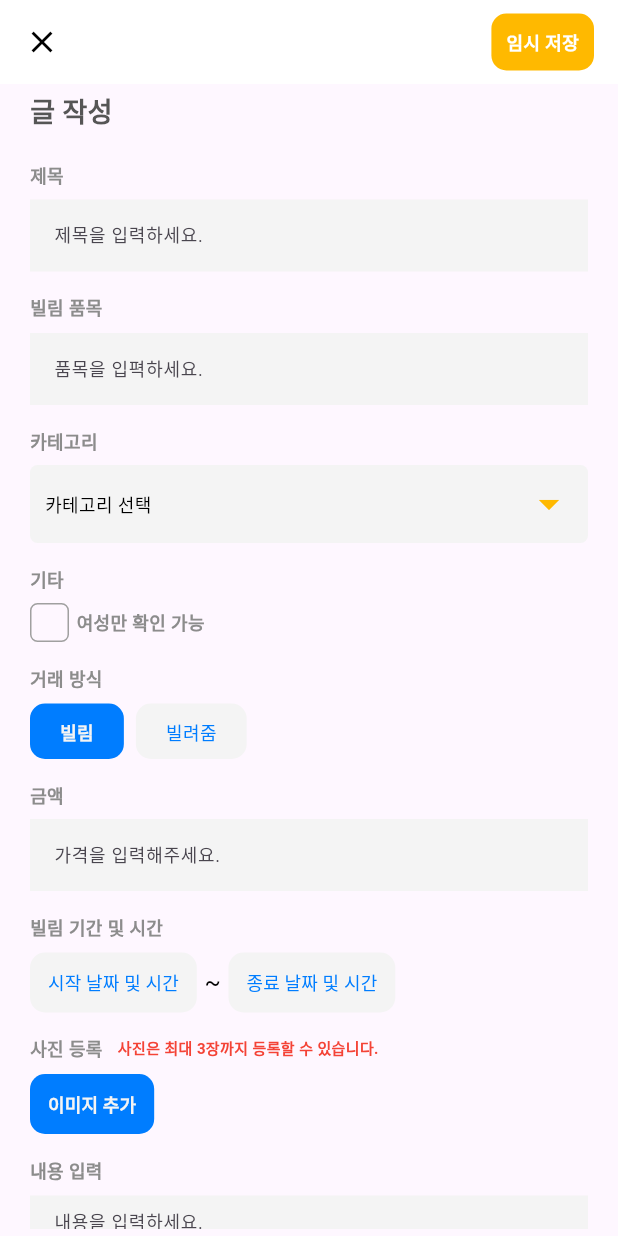
After one commit to billimiut/billimiut_app, a Flutter app: the PostEditingScreen screen opened directly, on a phone screen of 412 x 824 dp. The commit adds this screen. Run offline on Flutter 3.47's test engine with Material 3 defaults, Android fonts, the phone set to English and light mode, and no system bars; our stand-ins replace cloud_firestore, firebase_core, flutter_datetime_picker_plus, flutter_dotenv, flutter_svg, font_awesome_flutter and 5 more; accounts and stored records are empty; network calls fail.

Commit message:
edit_revise

```diff
--- a/lib/providers/posts.dart
+++ b/lib/providers/posts.dart
@@ -54,4 +54,16 @@ class Posts with ChangeNotifier {
     setAllPosts(_originPosts);
     notifyListeners();
   }
+
+  updatePost(dynamic updatedPost) {
+    int index = _originPosts
+        .indexWhere((post) => post['post_id'] == updatedPost['post_id']);
+    if (index != -1) {
+      _originPosts[index] = updatedPost;
+      setAllPosts(_originPosts);
+      notifyListeners();
+    } else {
+      print("post update error");
+    }
+  }
 }
--- a/lib/screens/emergency_screen.dart
+++ b/lib/screens/emergency_screen.dart
@@ -73,7 +73,7 @@ class _EmergencyScreenState extends State<EmergencyScreen> {
       const EmergencyScreen(), // 긴급 페이지
       const Center(child: Text('채팅 페이지')), // 채팅 페이지
       const MyPage(), // 마이페이지
-      const PostWritingScreen(), //글쓰기 페이지
+      PostWritingScreen(), //글쓰기 페이지
     ];
 
     // 홈 페이지의 내용을 정의합니다.
--- a/lib/screens/my_posts_screen.dart
+++ b/lib/screens/my_posts_screen.dart
@@ -1,6 +1,6 @@
 import 'dart:convert';
 import 'package:billimiut_app/widgets/transaction_section.dart';
-import 'package:billimiut_app/screens/post_writing_screen.dart';
+import 'package:billimiut_app/screens/post_editing_screen.dart';
 import 'package:cloud_firestore/cloud_firestore.dart';
 import 'package:flutter/material.dart';
 import 'package:billimiut_app/providers/user.dart';
@@ -203,8 +203,6 @@ class _MyPostsScreen extends State<MyPostsScreen> {
               children: myPostsList.asMap().entries.map((entry) {
                 int index = entry.key;
                 var item = entry.value;
-                print("item: $item");
-                print("인덱스: $index");
                 if (index < myPostsList.length) {
                   return ListTile(
                     contentPadding: const EdgeInsets.symmetric(
@@ -272,19 +270,18 @@ class _MyPostsScreen extends State<MyPostsScreen> {
                                     ),
                                     GestureDetector(
                                       onTap: () {
-                                        /*
+                                        //print('Icon tapped!');
                                         Navigator.push(
                                           context,
                                           MaterialPageRoute(
                                             builder: (context) =>
-                                              PostWritingScreen(
+                                                PostEditingScreen(
                                               postId: item[
                                                   'post_id'], // 수정할 글의 아이디를 전달
-                                            // 다른 필요한 정보들을 전달
+                                              info: item, // 게시물의 정보를 전달
                                             ),
                                           ),
-                                      );*/
-                                        // 수정 아이콘을 눌렀을 때의 동작 구현
+                                        );
                                       },
                                       child: item['status'] == '게시'
                                           ? const Icon(
--- /dev/null
+++ b/lib/screens/post_editing_screen.dart
@@ -0,0 +1,588 @@
+import 'dart:io';
+import 'dart:convert';
+import 'package:billimiut_app/providers/place.dart';
+import 'package:billimiut_app/providers/posts.dart';
+import 'package:billimiut_app/providers/select.dart';
+import 'package:billimiut_app/providers/user.dart';
+import 'package:billimiut_app/widgets/borrow_lend_tab.dart';
+import 'package:billimiut_app/widgets/categories_drop_down.dart';
+import 'package:billimiut_app/widgets/image_uploader.dart';
+import 'package:billimiut_app/widgets/location_picker.dart';
+import 'package:cloud_firestore/cloud_firestore.dart';
+import 'package:flutter/material.dart';
+import 'package:flutter_dotenv/flutter_dotenv.dart';
+import 'package:http/http.dart' as http;
+import 'package:intl/intl.dart';
+import 'package:uuid/uuid.dart';
+import '../widgets/date_time_picker.dart';
+import '../widgets/post_writing_text.dart';
+import '../models/post.dart';
+import 'package:provider/provider.dart';
+import '../providers/image_list.dart';
+import 'package:http_parser/http_parser.dart';
+import 'package:path/path.dart' as path;
+
+class PostEditingScreen extends StatefulWidget {
+  final String? postId;
+  final Map? info;
+
+  const PostEditingScreen({super.key, this.postId, this.info});
+
+  @override
+  State<PostEditingScreen> createState() => _PostEditingScreenState();
+}
+
+class _PostEditingScreenState extends State<PostEditingScreen> {
+  var apiEndPoint = dotenv.get("API_END_POINT");
+
+  late TextEditingController _titleController;
+  late TextEditingController _itemController;
+  late TextEditingController _moneyController;
+  late TextEditingController _descriptionController;
+  late TextEditingController _placeController;
+  late String _postId;
+  late DateTime _startDate;
+  late DateTime _endDate;
+  late String _location;
+  late var _borrow;
+  late String _imageUrl;
+  late bool _female;
+  late bool _emergency;
+  late bool _isClicked;
+  late bool _isImageUploaded;
+  late List<String> categories = [
+    '디지털기기',
+    '생활가전',
+    '가구/인테리어',
+    '여성용품',
+    '일회용품',
+    '생활용품',
+    '주방용품',
+    '캠핑용품',
+    '애완용품',
+    '스포츠용품',
+    '공부용품',
+    '놀이용품',
+    '무료나눔',
+    '의류',
+    '공구',
+    '식물',
+  ];
+  int selectedIndex = -1;
+  String selectedCategory = "카테고리 선택";
+
+  @override
+  void initState() {
+    super.initState();
+    print('info: ${widget.info}');
+    if (widget.info != null) {
+      _postId = widget.info?['post_id'] ?? "";
+      _titleController = TextEditingController(text: widget.info?['title']);
+      _itemController = TextEditingController(text: widget.info?['item']);
+      _moneyController =
+          TextEditingController(text: widget.info?['money'].toString());
+      _descriptionController =
+          TextEditingController(text: widget.info?['description']);
+      _placeController = TextEditingController(text: widget.info?['name']);
+
+      _startDate = widget.info?['start_date'] != null
+          ? DateTime.parse(widget.info?['start_date'])
+          : DateTime.now();
+      _endDate = widget.info?['end_date'] != null
+          ? DateTime.parse(widget.info?['end_date'])
+          : DateTime.now();
+      _location = widget.info?['name'] ?? '';
+      _borrow = widget.info?['borrow'] ?? true;
+      _imageUrl = widget.info?['image_url'] is List &&
+              (widget.info?['image_url'] as List).isNotEmpty
+          ? (widget.info?['image_url'] as List).first
+          : '';
+      if (widget.info != null && widget.info?['category'] != null) {
+        selectedCategory = widget.info?['category'];
+        selectedIndex = categories.indexOf(selectedCategory);
+      }
+      _female = widget.info?['female'] ?? false;
+      _emergency = widget.info?['emergency'] ?? false;
+      _isClicked = widget.info?['isClicked'] ?? false;
+      _isImageUploaded = widget.info?['isImageUploaded'] ?? false;
+    } else {
+      _titleController = TextEditingController();
+      _itemController = TextEditingController();
+      _moneyController = TextEditingController();
+      _descriptionController = TextEditingController();
+      _placeController = TextEditingController();
+
+      _startDate = DateTime.now();
+      _endDate = DateTime.now();
+      _location = '';
+      _borrow = true;
+      _imageUrl = '';
+      _female = false;
+      selectedCategory = '';
+      _emergency = false;
+      _isClicked = false;
+      _isImageUploaded = false;
+    }
+  }
+
+  @override
+  void dispose() {
+    _titleController.dispose();
+    _itemController.dispose();
+    _moneyController.dispose();
+    _descriptionController.dispose();
+    _placeController.dispose();
+    super.dispose();
+  }
+
+// Update Firebase database
+  void updatePostToFirebase(updatedPost) async {
+    var url = Uri.parse('$apiEndPoint/edit_post'); // API 주소를 수정해주세요.
+    print('Updating post with data: $updatedPost');
+    final response = await http.put(
+      url,
+      headers: <String, String>{
+        'Content-Type': 'application/json; charset=UTF-8',
+      },
+      body: jsonEncode(updatedPost),
+    );
+    print('Server response: ${response.body}');
+    if (response.statusCode == 200) {
+      print('Post updated successfully.');
+    } else {
+      throw Exception('Failed to update post.');
+    }
+  }
+
+  void _savePost(User user, Place place, ImageList imageList, Posts posts,
+      Select select) async {
+    final imageList = Provider.of<ImageList>(context, listen: false);
+    var request =
+        http.MultipartRequest('POST', Uri.parse('$apiEndPoint/upload_image'));
+
+    for (var imageFile in imageList.selectedImages) {
+      print(imageFile);
+
+      // 확장자 추출
+      var extension = path.extension(imageFile.path).toLowerCase();
+
+      // MIME 타입 설정
+      MediaType contentType;
+      if (extension == '.jpg' || extension == '.jpeg') {
+        contentType = MediaType('image', 'jpeg');
+      } else if (extension == '.png') {
+        contentType = MediaType('image', 'png');
+      } else {
+        print('Unsupported image format: $extension');
+        continue;
+      }
+
+      request.files.add(await http.MultipartFile.fromPath(
+        'images', // 서버에서 기대f 하는 파일 키
+        imageFile.path,
+        contentType: contentType,
+      ));
+    }
+    var updatedPost = {
+      "post_id": _postId,
+
+      "title": _titleController.text,
+      "item": _itemController.text,
+      "category": select.selectedCategory,
+      "image_url": imageList.imageUrls,
+      "money": int.parse(_moneyController.text),
+      "borrow": _borrow,
+      "description": _descriptionController.text,
+
+      "start_date": DateFormat('yyyy-MM-dd HH:mm:ss').format(_startDate),
+      "end_date": DateFormat('yyyy-MM-dd HH:mm:ss').format(_endDate),
+
+      'female': _female,
+      "category": select.selectedCategory,
+      "address": place.address,
+      "detail_address": _placeController.text,
+      "name": "",
+      "map": {
+        "latitude": place.latitude,
+        "longitude": place.longitude,
+      },
+      "dong": "",
+      // 누락된 필드들을 추가하세요.
+    };
+
+    try {
+      updatePostToFirebase(updatedPost);
+      // Update the post in the provider
+      Provider.of<Posts>(context, listen: false).updatePost(updatedPost);
+    } catch (e) {
+      // Handle exception...
+    }
+  }
+
+  @override
+  Widget build(BuildContext context) {
+    final imageList = Provider.of<ImageList>(context, listen: false);
+    User user = Provider.of<User>(context);
+    Place place = Provider.of<Place>(context);
+    Posts posts = Provider.of<Posts>(context);
+    Select select = Provider.of<Select>(context);
+
+    return Scaffold(
+      appBar: AppBar(
+        backgroundColor: Colors.white,
+        leading: IconButton(
+          icon: const Icon(Icons.close, color: Colors.black),
+          onPressed: () {
+            // X 버튼이 눌렸을 때 수행할 작업 작성
+            Navigator.pop(context);
+          },
+        ),
+        title: const Text(""),
+        actions: [
+          Container(
+            padding: const EdgeInsets.all(10),
+            decoration: BoxDecoration(
+              color: const Color(0xFFFFB900),
+              borderRadius: BorderRadius.circular(10),
+            ),
+            child: const Text(
+              "임시 저장",
+              style: TextStyle(
+                color: Colors.white,
+                fontSize: 12,
+                fontWeight: FontWeight.w600,
+              ),
+            ),
+          ),
+          const SizedBox(
+            width: 16,
+          ),
+        ],
+      ),
+      body: Padding(
+        padding: const EdgeInsets.symmetric(
+          horizontal: 20,
+          vertical: 5,
+        ),
+        child: ListView(
+          children: [
+            const Text(
+              '글 작성',
+              style: TextStyle(
+                fontSize: 18,
+                fontWeight: FontWeight.w600,
+                color: Color(0xFF565656),
+              ),
+            ),
+            const SizedBox(
+              height: 20,
+            ),
+            const PostWritingText(text: "제목"),
+            const SizedBox(
+              height: 8,
+            ),
+            TextField(
+              style: const TextStyle(
+                fontSize: 12,
+                fontWeight: FontWeight.w400,
+                color: Colors.black,
+              ),
+              controller: _titleController,
+              decoration: const InputDecoration(
+                filled: true,
+                fillColor: Color(0xFFF4F4F4),
+                border: InputBorder.none,
+                hintText: '제목을 입력하세요.',
+              ),
+            ),
+            const SizedBox(
+              height: 15,
+            ),
+            const PostWritingText(text: "빌림 품목"),
+            const SizedBox(
+              height: 8,
+            ),
+            TextField(
+              style: const TextStyle(
+                fontSize: 12,
+                fontWeight: FontWeight.w400,
+                color: Colors.black,
+              ),
+              controller: _itemController,
+              decoration: const InputDecoration(
+                filled: true,
+                fillColor: Color(0xFFF4F4F4),
+                border: InputBorder.none,
+                hintText: '품목을 입펵하세요.',
+              ),
+            ),
+            const SizedBox(
+              height: 15,
+            ),
+            const PostWritingText(text: "카테고리"),
+            const SizedBox(
+              height: 8,
+            ),
+            const CategoriesDropDown(),
+            const SizedBox(
+              height: 15,
+            ),
+            const PostWritingText(text: "기타"),
+            const SizedBox(
+              height: 8,
+            ),
+            GestureDetector(
+              onTap: () {
+                setState(() {
+                  _female = !_female;
+                });
+                //print(_female);
+              },
+              child: Row(children: [
+                Container(
+                  width: 26.0,
+                  height: 26.0,
+                  decoration: BoxDecoration(
+                    border: Border.all(
+                      color: const Color(0xFFA0A0A0),
+                      width: 1.0,
+                    ),
+                    borderRadius: BorderRadius.circular(5),
+                  ),
+                  child: Visibility(
+                    visible: _female,
+                    child: const Center(
+                      child: Icon(Icons.check,
+                          size: 24.0, // 아이콘 크기 조절
+                          color: Color(0xff007DFF) // 아이콘 색상 설정
+                          ),
+                    ),
+                  ),
+                ),
+                const SizedBox(
+                  width: 5,
+                ),
+                const Text(
+                  "여성만 확인 가능",
+                  style: TextStyle(
+                    fontSize: 12,
+                    fontWeight: FontWeight.w600,
+                    color: Color(0xFF8C8C8C),
+                  ),
+                ),
+              ]),
+            ),
+            const SizedBox(
+              height: 15,
+            ),
+            const PostWritingText(text: "거래 방식"),
+            const SizedBox(
+              height: 8,
+            ),
+            Row(
+              children: [
+                InkWell(
+                  onTap: () {
+                    setState(() {
+                      _borrow = true;
+                    });
+                  },
+                  child: BorrowLendTab(
+                    selected: _borrow ? true : false,
+                    text: "빌림",
+                  ),
+                ),
+                const SizedBox(
+                  width: 8,
+                ),
+                InkWell(
+                  onTap: () {
+                    setState(() {
+                      _borrow = false;
+                    });
+                  },
+                  child: BorrowLendTab(
+                    selected: _borrow ? false : true,
+                    text: "빌려줌",
+                  ),
+                ),
+              ],
+            ),
+            const SizedBox(
+              height: 15,
+            ),
+            const PostWritingText(text: "금액"),
+            const SizedBox(
+              height: 8,
+            ),
+            TextField(
+              style: const TextStyle(
+                fontSize: 12,
+                fontWeight: FontWeight.w400,
+                color: Colors.black,
+              ),
+              controller: _moneyController,
+              keyboardType: TextInputType.number,
+              decoration: const InputDecoration(
+                filled: true,
+                fillColor: Color(0xFFF4F4F4),
+                border: InputBorder.none,
+                hintText: '가격을 입력해주세요.',
+              ),
+            ),
+            const SizedBox(
+              height: 15,
+            ),
+            const PostWritingText(text: "빌림 기간 및 시간"),
+            const SizedBox(
+              height: 8,
+            ),
+            Row(
+              children: [
+                DateTimePicker(
+                  initialText: "시작 날짜 및 시간",
+                  onDateSelected: (DateTime selectedDate) {
+                    _startDate = selectedDate;
+                  },
+                ),
+                const SizedBox(
+                  width: 5,
+                ),
+                const Text(
+                  '~',
+                  style: TextStyle(
+                    fontSize: 16,
+                    fontWeight: FontWeight.w400,
+                    color: Colors.black,
+                  ),
+                ),
+                const SizedBox(
+                  width: 5,
+                ),
+                DateTimePicker(
+                  initialText: "종료 날짜 및 시간",
+                  onDateSelected: (DateTime selectedDate) {
+                    _endDate = selectedDate;
+                  },
+                ),
+              ],
+            ),
+            const SizedBox(
+              height: 15,
+            ),
+            const Row(
+              crossAxisAlignment: CrossAxisAlignment.center,
+              children: [
+                PostWritingText(text: "사진 등록"),
+                SizedBox(
+                  width: 10.0,
+                ),
+                Text(
+                  "사진은 최대 3장까지 등록할 수 있습니다.",
+                  style: TextStyle(
+                    fontSize: 10,
+                    fontWeight: FontWeight.w600,
+                    color: Colors.red,
+                  ),
+                ),
+              ],
+            ),
+            const SizedBox(height: 8),
+            const ImageUploader(),
+            const SizedBox(
+              height: 15,
+            ),
+            const PostWritingText(text: "내용 입력"),
+            const SizedBox(
+              height: 8,
+            ),
+            TextFormField(
+              style: const TextStyle(
+                fontSize: 12,
+                fontWeight: FontWeight.w400,
+                color: Colors.black,
+              ),
+              controller: _descriptionController,
+              decoration: const InputDecoration(
+                filled: true,
+                fillColor: Color(0xFFF4F4F4),
+                border: InputBorder.none,
+                hintText: '내용을 입력하세요.',
+              ),
+              maxLines: 10,
+            ),
+            const SizedBox(
+              height: 15,
+            ),
+            const Row(
+              crossAxisAlignment: CrossAxisAlignment.center,
+              children: [
+                PostWritingText(text: "위치"),
+                SizedBox(
+                  width: 5,
+                ),
+                Text(
+                  "지도를 탭하여 거래 장소를 선택한 후, 거래 장소명을 작성해주세요.",
+                  style: TextStyle(
+                    fontSize: 10,
+                    fontWeight: FontWeight.w600,
+                    color: Colors.red,
+                  ),
+                ),
+              ],
+            ),
+            const SizedBox(
+              height: 8,
+            ),
+            TextField(
+              style: const TextStyle(
+                fontSize: 12,
+                fontWeight: FontWeight.w400,
+                color: Colors.black,
+              ),
+              controller: _placeController,
+              decoration: const InputDecoration(
+                filled: true,
+                fillColor: Color(0xFFF4F4F4),
+                border: InputBorder.none,
+                hintText: '거래 장소에 대한 구체적인 설명을 입력하세요',
+              ),
+            ),
+            const SizedBox(
+              height: 15,
+            ),
+            const LocationPicker(),
+            const SizedBox(
+              height: 15,
+            ),
+            const SizedBox(
+              height: 40,
+            ),
+            SizedBox(
+              width: double.infinity,
+              child: ElevatedButton(
+                style: ElevatedButton.styleFrom(
+                  backgroundColor: const Color(0xFFFFB900), // 버튼의 글씨 색 변경
+                  shape: RoundedRectangleBorder(
+                    borderRadius: BorderRadius.circular(30),
+                  ),
+                ),
+                child: const Text(
+                  '수정완료',
+                  style: TextStyle(
+                    fontSize: 12,
+                    fontWeight: FontWeight.w400,
+                    color: Colors.white,
+                  ),
+                ),
+                onPressed: () {
+                  _savePost(user, place, imageList, posts, select);
+                },
+              ),
+            ),
+          ],
+        ),
+      ),
+    );
+  }
+}
```
Lines whose indentation alone changed are shown as unchanged.
